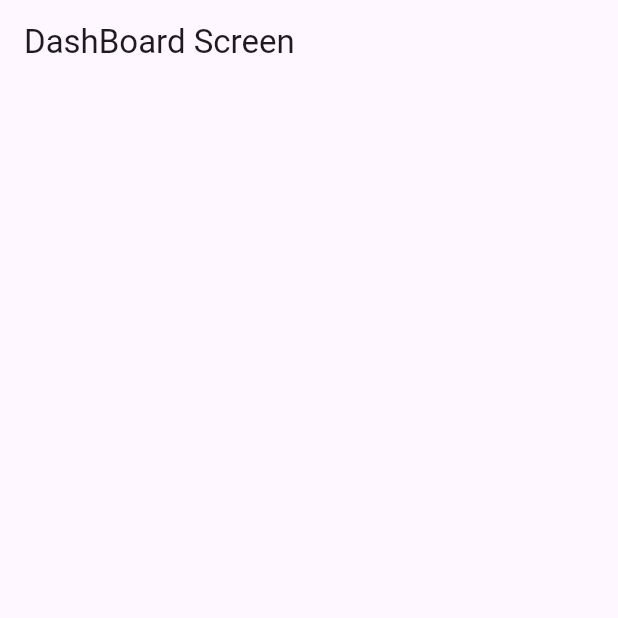
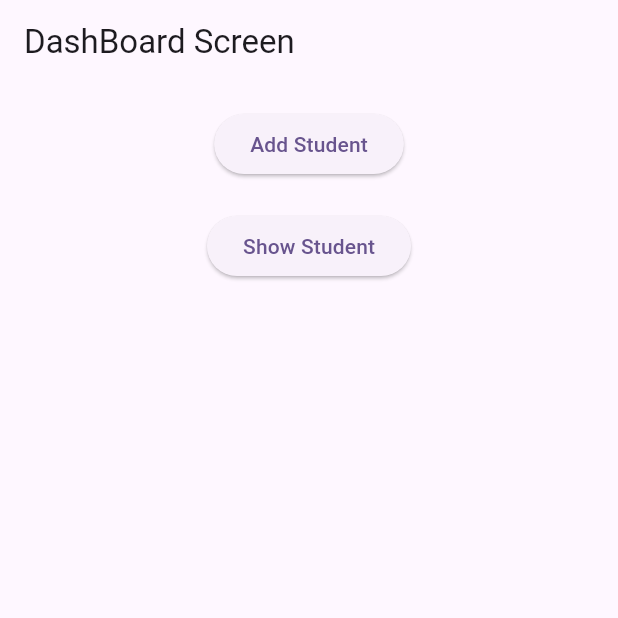
Before and after one commit to naveensirsi97/school_app, a Flutter app: the screen it shows after launch, on a phone screen of 412 x 824 dp, the top half of it. Run offline on Flutter 3.47's test engine with Material 2 defaults, Android fonts, the phone set to English and light mode, and no system bars; our stand-ins replace sqflite; accounts and stored records are empty.

Commit message:
implement the dashboardScreen and its fommatting

```diff
--- a/lib/dashboard/ui/dashboard_screen.dart
+++ b/lib/dashboard/ui/dashboard_screen.dart
@@ -1,4 +1,5 @@
 import 'package:flutter/material.dart';
+import 'package:school_app/shared/route_map.dart';
 
 class DashBoardScreen extends StatefulWidget {
   const DashBoardScreen({super.key});
@@ -14,8 +15,29 @@ class _DashBoardScreenState extends State<DashBoardScreen> {
       appBar: AppBar(
         title: const Text('DashBoard Screen'),
       ),
-      body: const Column(
-        children: [],
+      body: Center(
+        child: Padding(
+          padding: const EdgeInsets.all(16.0),
+          child: Column(
+            children: [
+              ElevatedButton(
+                onPressed: () {
+                  Navigator.pushNamed(context, ScreenName.addStudentScreen);
+                },
+                child: const Text('Add Student'),
+              ),
+              const SizedBox(
+                height: 20,
+              ),
+              ElevatedButton(
+                onPressed: () {
+                  Navigator.pushNamed(context, ScreenName.showStudentScreen);
+                },
+                child: const Text('Show Student'),
+              ),
+            ],
+          ),
+        ),
       ),
     );
   }
```
